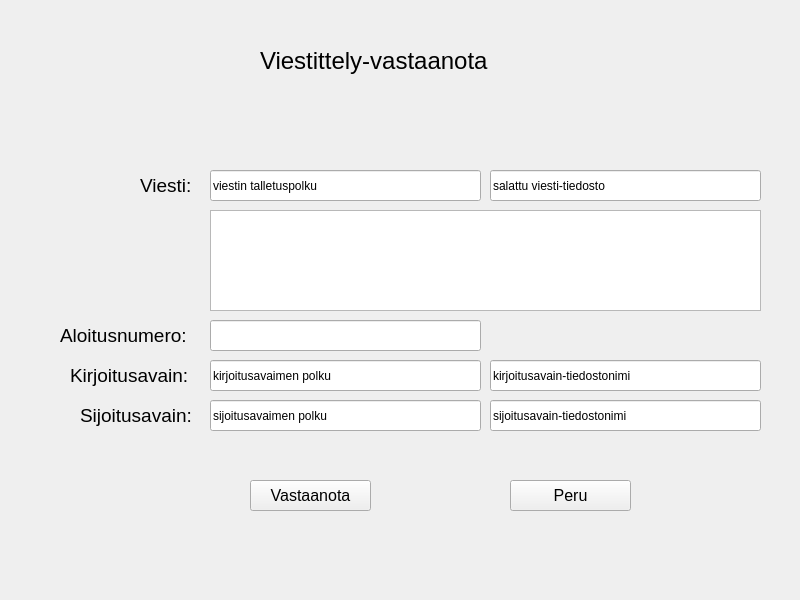
Qt form Simo/ui_vastaanota.ui (SimpeLe/Viestittely-kansio) before a commit.
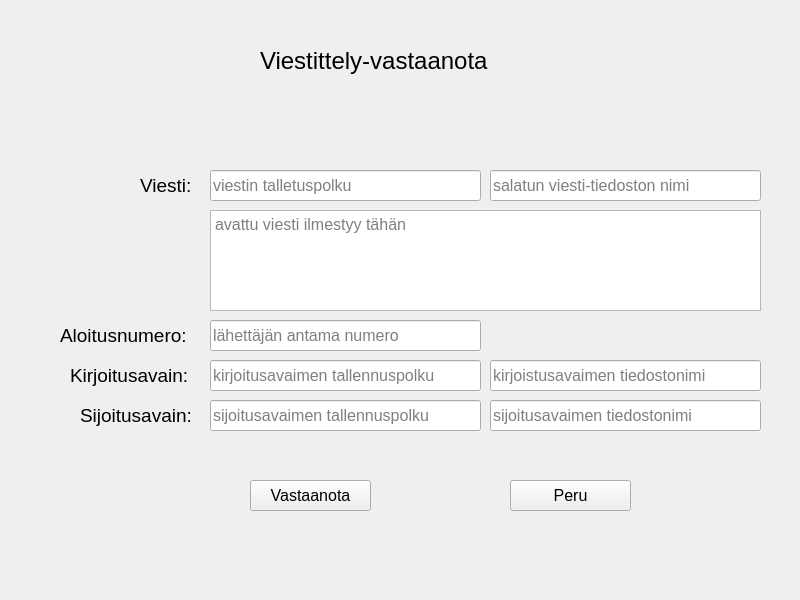
The same form after that commit. Icons and pictures are not drawn.

What changed in the file:
```diff
--- a/Simo/ui_vastaanota.ui
+++ b/Simo/ui_vastaanota.ui
@@ -105,11 +105,19 @@
       <height>31</height>
      </rect>
     </property>
+    <property name="font">
+     <font>
+      <pointsize>12</pointsize>
+     </font>
+    </property>
     <property name="toolTip">
      <string>viesti-tiedosto</string>
     </property>
     <property name="text">
-     <string>salattu viesti-tiedosto</string>
+     <string/>
+    </property>
+    <property name="placeholderText">
+     <string>salatun viesti-tiedoston nimi</string>
     </property>
    </widget>
    <widget class="QLineEdit" name="vveistintalletuspolku_lineEdit">
@@ -121,10 +129,18 @@
       <height>31</height>
      </rect>
     </property>
+    <property name="font">
+     <font>
+      <pointsize>12</pointsize>
+     </font>
+    </property>
     <property name="toolTip">
      <string>viestin talletuspolku</string>
     </property>
     <property name="text">
+     <string/>
+    </property>
+    <property name="placeholderText">
      <string>viestin talletuspolku</string>
     </property>
    </widget>
@@ -137,11 +153,19 @@
       <height>31</height>
      </rect>
     </property>
+    <property name="font">
+     <font>
+      <pointsize>12</pointsize>
+     </font>
+    </property>
     <property name="toolTip">
      <string>sijoitusavaimen talletuspolku</string>
     </property>
     <property name="text">
-     <string>sijoitusavaimen polku</string>
+     <string/>
+    </property>
+    <property name="placeholderText">
+     <string>sijoitusavaimen tallennuspolku</string>
     </property>
    </widget>
    <widget class="QLineEdit" name="vkirjoitusavainpolku_lineEdit">
@@ -153,11 +177,19 @@
       <height>31</height>
      </rect>
     </property>
+    <property name="font">
+     <font>
+      <pointsize>12</pointsize>
+     </font>
+    </property>
     <property name="toolTip">
      <string>kirjoitusavaimen talletuspolku</string>
     </property>
     <property name="text">
-     <string>kirjoitusavaimen polku</string>
+     <string/>
+    </property>
+    <property name="placeholderText">
+     <string>kirjoitusavaimen tallennuspolku</string>
     </property>
    </widget>
    <widget class="QLabel" name="valoitusnro_label">
@@ -223,12 +255,23 @@
       <height>31</height>
      </rect>
     </property>
+    <property name="font">
+     <font>
+      <pointsize>12</pointsize>
+     </font>
+    </property>
     <property name="toolTip">
      <string>lähettäjän antama satunnainen numero</string>
     </property>
     <property name="text">
      <string/>
     </property>
+    <property name="maxLength">
+     <number>4</number>
+    </property>
+    <property name="placeholderText">
+     <string>lähettäjän antama numero</string>
+    </property>
    </widget>
    <widget class="QLineEdit" name="vkirjoitusavain_tdsto_lineEdit">
     <property name="geometry">
@@ -239,11 +282,19 @@
       <height>31</height>
      </rect>
     </property>
+    <property name="font">
+     <font>
+      <pointsize>12</pointsize>
+     </font>
+    </property>
     <property name="toolTip">
      <string>kirjoitusavain-tiedostonimi</string>
     </property>
     <property name="text">
-     <string>kirjoitusavain-tiedostonimi</string>
+     <string/>
+    </property>
+    <property name="placeholderText">
+     <string>kirjoistusavaimen tiedostonimi</string>
     </property>
    </widget>
    <widget class="QLineEdit" name="vsijoitusavain_tdsto_lineEdit">
@@ -255,24 +306,19 @@
       <height>31</height>
      </rect>
     </property>
+    <property name="font">
+     <font>
+      <pointsize>12</pointsize>
+     </font>
+    </property>
     <property name="toolTip">
      <string>sijoitusavain-tiedostonimi</string>
     </property>
     <property name="text">
-     <string>sijoitusavain-tiedostonimi</string>
+     <string/>
     </property>
-   </widget>
-   <widget class="QTextBrowser" name="vviesti_textBrowser">
-    <property name="geometry">
-     <rect>
-      <x>210</x>
-      <y>210</y>
-      <width>551</width>
-      <height>101</height>
-     </rect>
-    </property>
-    <property name="toolTip">
-     <string>tästä voit lukea viestin, kun olet sen vastaanottanut</string>
+    <property name="placeholderText">
+     <string>sijoitusavaimen tiedostonimi</string>
     </property>
    </widget>
    <widget class="QPushButton" name="vvastaanota_pushButton">
@@ -303,6 +349,27 @@
      <string>Alt+V</string>
     </property>
    </widget>
+   <widget class="QPlainTextEdit" name="vviesti_plainTextEdit">
+    <property name="geometry">
+     <rect>
+      <x>210</x>
+      <y>210</y>
+      <width>551</width>
+      <height>101</height>
+     </rect>
+    </property>
+    <property name="font">
+     <font>
+      <pointsize>12</pointsize>
+     </font>
+    </property>
+    <property name="toolTip">
+     <string>avattu viesti ilmestyy tähän</string>
+    </property>
+    <property name="placeholderText">
+     <string>avattu viesti ilmestyy tähän</string>
+    </property>
+   </widget>
   </widget>
  </widget>
  <tabstops>
```
Left out of the diff: 16 changed lines with no effect on the pictures.
